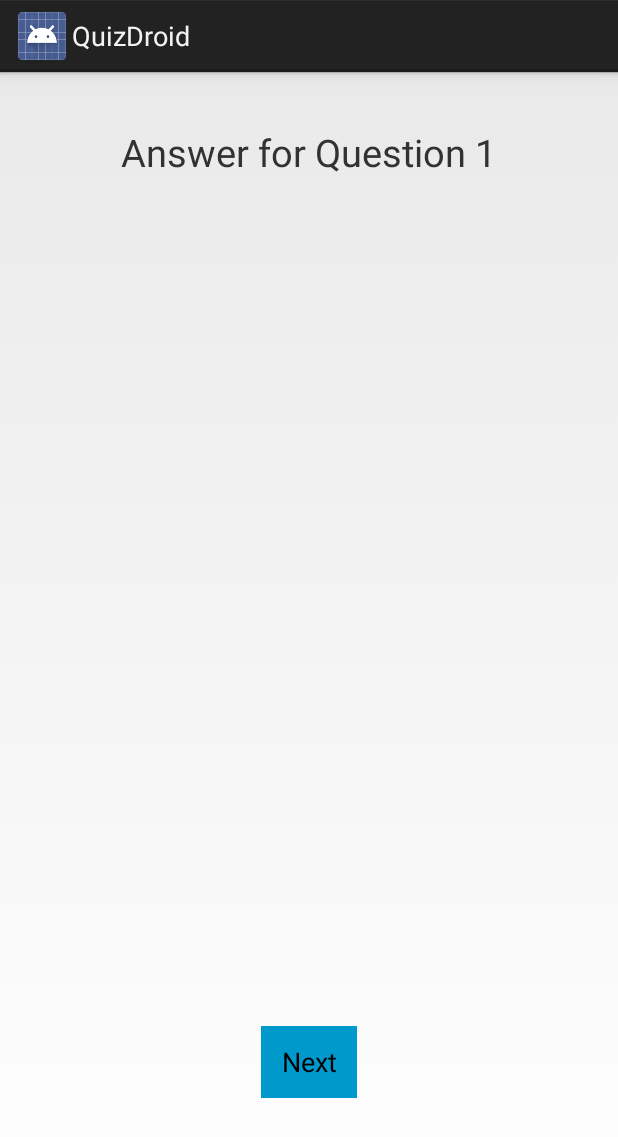
After one commit to coopercc/quizdroid, an Android app: the AnswerActivity screen opened directly, with no data from a screen before it, on a phone screen of 412 x 824 dp. The commit adds this screen. Shown: the top 1137 px of the screen. Run offline under Robolectric (Android 15) with nearby library versions, the phone set to English and light mode, and no system bars.

Commit message:
Activities up to question answer activity written

```diff
--- a/MyApplication/app/src/main/AndroidManifest.xml
+++ b/MyApplication/app/src/main/AndroidManifest.xml
@@ -15,6 +15,12 @@
                 <category android:name="android.intent.category.LAUNCHER" />
             </intent-filter>
         </activity>
+        <activity android:name=".IntroActivity" />
+        <activity android:name=".MathIntroActivity" />
+        <activity android:name=".PhysicsIntroActivity" />
+        <activity android:name=".HeroIntroActivity" />
+        <activity android:name=".QuestionsActivity" />
+        <activity android:name=".AnswerActivity"></activity>
     </application>
 
 </manifest>
--- /dev/null
+++ b/MyApplication/app/src/main/java/quizdroid/coopercc/washington/edu/quizdroid/AnswerActivity.java
@@ -0,0 +1,40 @@
+package quizdroid.coopercc.washington.edu.quizdroid;
+
+import android.app.Activity;
+import android.content.Intent;
+import android.os.Bundle;
+import android.widget.Button;
+import android.widget.TextView;
+
+public class AnswerActivity extends Activity {
+
+    @Override
+    protected void onCreate(Bundle savedInstanceState) {
+        super.onCreate(savedInstanceState);
+        setContentView(R.layout.activity_answer);
+
+        //if question == 4, set button text to == finish and click will take back to main
+        //else, button text == next and goes to question (+1)
+        //for both, show the correct answer in green, and their answer in red with correct in green
+        /*
+        intent.putExtra("question", question); int
+                intent.putExtra("correct", correct); int
+                intent.putExtra("answers", answers); str array
+                intent.putExtra("answer", answer); str
+         */
+        Intent intent = getIntent();
+        int question = intent.getIntExtra("question", 1);
+        int correct = intent.getIntExtra("correct", 0);
+        String[] answers = intent.getStringArrayExtra("answers");
+        String answer = intent.getStringExtra("answer");
+
+        TextView title = (TextView) findViewById(R.id.title);
+        String newTitle = title.getText().toString() + question;
+        title.setText(newTitle);
+
+        if (question == 4) {
+            Button finish = (Button)
+        }
+
+    }
+}
--- /dev/null
+++ b/MyApplication/app/src/main/res/layout/activity_answer.xml
@@ -0,0 +1,43 @@
+<?xml version="1.0" encoding="utf-8"?>
+<RelativeLayout xmlns:android="http://schemas.android.com/apk/res/android"
+    xmlns:tools="http://schemas.android.com/tools"
+    android:id="@+id/activity_answer"
+    android:layout_width="match_parent"
+    android:layout_height="match_parent"
+    android:paddingBottom="@dimen/activity_vertical_margin"
+    android:paddingLeft="@dimen/activity_horizontal_margin"
+    android:paddingRight="@dimen/activity_horizontal_margin"
+    android:paddingTop="@dimen/activity_vertical_margin"
+    tools:context="quizdroid.coopercc.washington.edu.quizdroid.AnswerActivity">
+
+    <TextView
+        android:text="Answer for Question "
+        android:layout_width="wrap_content"
+        android:layout_height="wrap_content"
+        android:layout_alignParentTop="true"
+        android:layout_centerHorizontal="true"
+        android:layout_marginTop="20dp"
+        android:id="@+id/title"
+        android:textSize="25sp" />
+
+    <RadioGroup
+        android:layout_width="wrap_content"
+        android:layout_height="wrap_content"
+        android:layout_below="@+id/title"
+        android:layout_alignParentLeft="true"
+        android:layout_alignParentStart="true"
+        android:layout_marginLeft="30dp"
+        android:layout_marginStart="30dp"
+        android:id="@+id/answer_group"
+        android:layout_marginTop="29dp" />
+
+    m,,,,,<Button
+        android:text="Next"
+        android:layout_width="wrap_content"
+        android:layout_height="wrap_content"
+        android:layout_alignParentBottom="true"
+        android:layout_centerHorizontal="true"
+        android:layout_marginBottom="76dp"
+        android:id="@+id/button"
+    android:background="@android:color/holo_blue_dark" />
+</RelativeLayout>
```
Also changed, not shown: MyApplication/app/src/main/java/quizdroid/coopercc/washington/edu/quizdroid/HeroIntroActivity.java (added, +13 -0 lines), MyApplication/app/src/main/java/quizdroid/coopercc/washington/edu/quizdroid/HomeActivity.java (+24 -0 lines), MyApplication/app/src/main/java/quizdroid/coopercc/washington/edu/quizdroid/MathIntroActivity.java (added, +26 -0 lines), MyApplication/app/src/main/java/quizdroid/coopercc/washington/edu/quizdroid/PhysicsIntroActivity.java (added, +13 -0 lines), MyApplication/app/src/main/java/quizdroid/coopercc/washington/edu/quizdroid/QuestionsActivity.java (added, +57 -0 lines), MyApplication/app/src/main/res/layout/activity_hero_intro.xml (added, +47 -0 lines), MyApplication/app/src/main/res/layout/activity_math_intro.xml (added, +44 -0 lines), MyApplication/app/src/main/res/layout/activity_physics_intro.xml (added, +44 -0 lines), MyApplication/app/src/main/res/layout/activity_questions.xml (added, +85 -0 lines).
